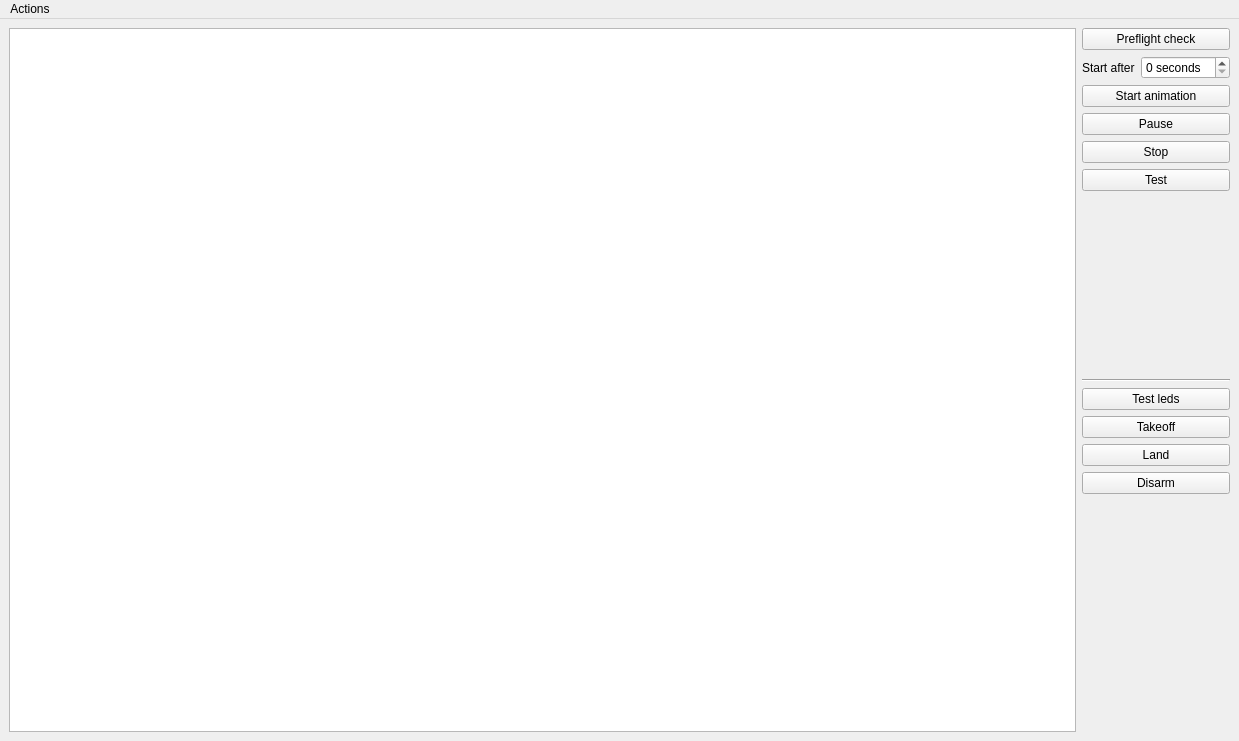
Above: Server/server_gui.ui from CopterExpress/clever-show before the change. Below: the same form after it.
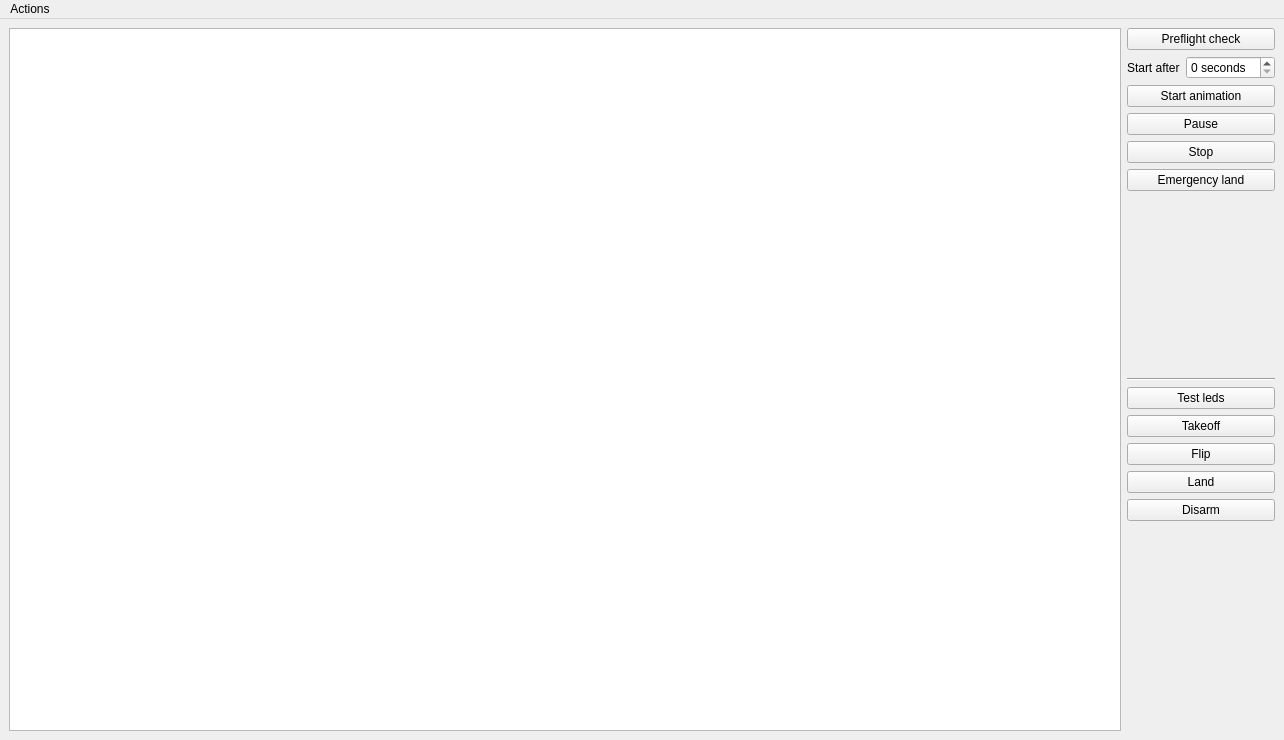
That is the form after the change.

Commit message: Server: Add flip and emergency buttons

The edit to the form file:
```diff
--- a/Server/server_gui.ui
+++ b/Server/server_gui.ui
@@ -6,8 +6,8 @@
    <rect>
     <x>0</x>
     <y>0</y>
-    <width>1239</width>
-    <height>741</height>
+    <width>1284</width>
+    <height>740</height>
    </rect>
   </property>
   <property name="windowTitle">
@@ -94,7 +94,7 @@
           <item row="6" column="0" colspan="2">
            <widget class="QPushButton" name="test_Button">
             <property name="text">
-             <string>Test</string>
+             <string>Emergency land</string>
             </property>
            </widget>
           </item>
@@ -119,14 +119,14 @@
             </property>
            </widget>
           </item>
-          <item row="2" column="0" colspan="2">
+          <item row="3" column="0" colspan="2">
            <widget class="QPushButton" name="land_button">
             <property name="text">
              <string>Land</string>
             </property>
            </widget>
           </item>
-          <item row="3" column="0" colspan="2">
+          <item row="4" column="0" colspan="2">
            <widget class="QPushButton" name="disarm_button">
             <property name="text">
              <string>Disarm</string>
@@ -140,6 +140,13 @@
             </property>
            </widget>
           </item>
+          <item row="2" column="0" colspan="2">
+           <widget class="QPushButton" name="flip_button">
+            <property name="text">
+             <string>Flip</string>
+            </property>
+           </widget>
+          </item>
          </layout>
         </item>
        </layout>
@@ -153,7 +160,7 @@
     <rect>
      <x>0</x>
      <y>0</y>
-     <width>1239</width>
+     <width>1284</width>
      <height>21</height>
     </rect>
    </property>
```
Left out of the diff: 2 changed lines with no effect on the pictures. The commit also changes 4 other files.
